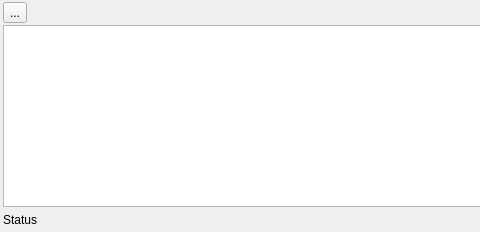
timi-liuliang/echo, file engine/core/render/base/editor/pipeline/RenderPipelinePanel.ui: the form before one commit; both pictures show x 0 to 480 and y 0 to 232 of the 775 by 232 pixel window.
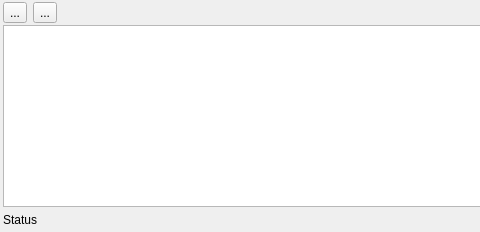
The form after the commit.

Commit message: Show framebuffer' attachment in pipeline panel #941

Diff of the .ui file:
```diff
--- a/engine/core/render/base/editor/pipeline/RenderPipelinePanel.ui
+++ b/engine/core/render/base/editor/pipeline/RenderPipelinePanel.ui
@@ -79,6 +79,19 @@
          </property>
         </widget>
        </item>
+       <item>
+        <widget class="QToolButton" name="m_captureMode">
+         <property name="toolTip">
+          <string>Capture Mode</string>
+         </property>
+         <property name="statusTip">
+          <string>Capture Mode</string>
+         </property>
+         <property name="text">
+          <string>...</string>
+         </property>
+        </widget>
+       </item>
        <item>
         <spacer name="horizontalSpacer">
          <property name="orientation">
```
The commit also changes 4 other files.
